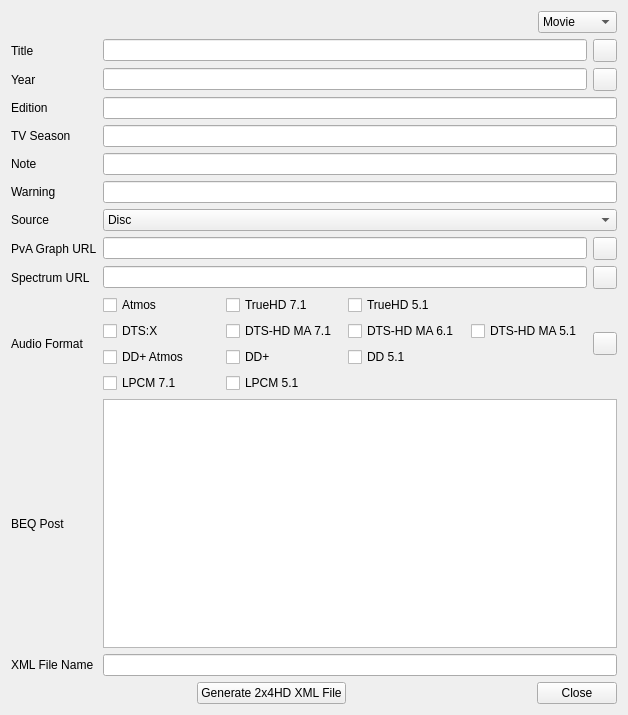
Old version of the form src/main/python/ui/postbuilder.ui in the repository 3ll3d00d/beqdesigner.
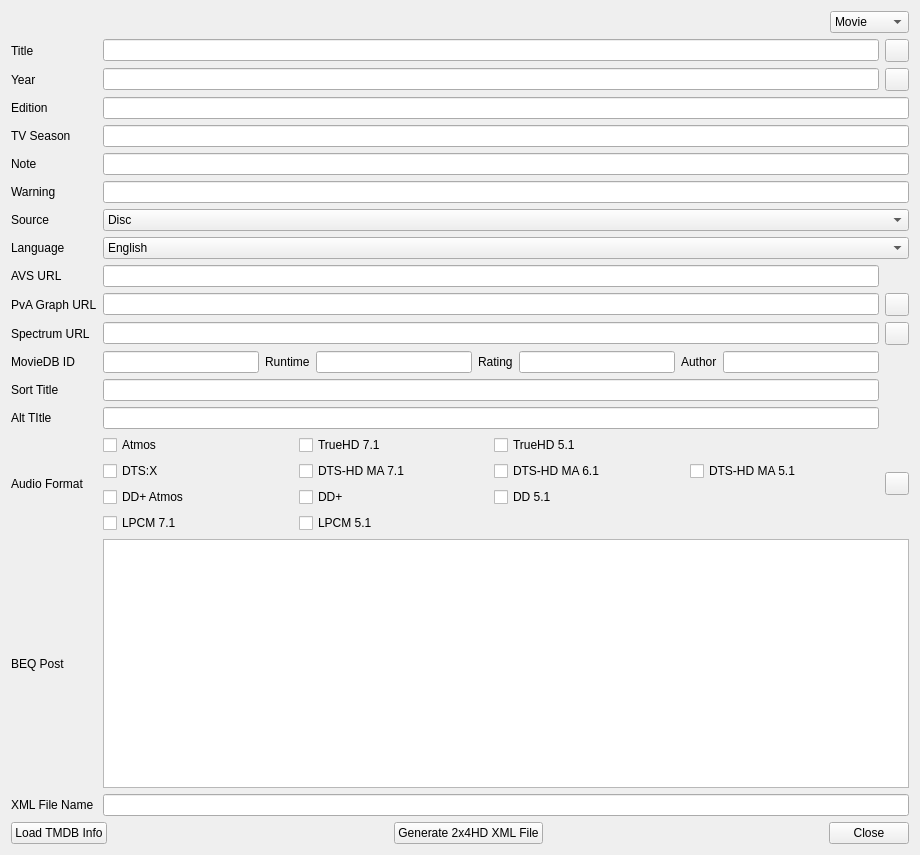
New version of the form.

Commit message: Updated the Post Builder for fields that were added to the metadata along with TMDB lookup and autofill of values.

What changed in the file:
```diff
--- a/src/main/python/ui/postbuilder.ui
+++ b/src/main/python/ui/postbuilder.ui
@@ -6,8 +6,8 @@
    <rect>
     <x>0</x>
     <y>0</y>
-    <width>628</width>
-    <height>715</height>
+    <width>920</width>
+    <height>855</height>
    </rect>
   </property>
   <property name="windowTitle">
@@ -16,8 +16,8 @@
   <layout class="QGridLayout" name="gridLayout">
    <item row="3" column="0">
     <layout class="QGridLayout" name="buttonGrid">
-     <item row="0" column="2">
-      <spacer name="leadingSpacer">
+     <item row="0" column="1">
+      <spacer name="middleSpacer">
        <property name="orientation">
         <enum>Qt::Horizontal</enum>
        </property>
@@ -29,7 +29,7 @@
        </property>
       </spacer>
      </item>
-     <item row="0" column="3">
+     <item row="0" column="4">
       <widget class="QPushButton" name="closeButton">
        <property name="text">
         <string>Close</string>
@@ -42,20 +42,7 @@
        </property>
       </widget>
      </item>
-     <item row="0" column="0">
-      <spacer name="middleSpacer">
-       <property name="orientation">
-        <enum>Qt::Horizontal</enum>
-       </property>
-       <property name="sizeHint" stdset="0">
-        <size>
-         <width>40</width>
-         <height>20</height>
-        </size>
-       </property>
-      </spacer>
-     </item>
-     <item row="0" column="1">
+     <item row="0" column="2">
       <widget class="QPushButton" name="generateButton">
        <property name="text">
         <string>Generate 2x4HD XML File</string>
@@ -65,6 +52,29 @@
        </property>
       </widget>
      </item>
+     <item row="0" column="3">
+      <spacer name="leadingSpacer">
+       <property name="orientation">
+        <enum>Qt::Horizontal</enum>
+       </property>
+       <property name="sizeHint" stdset="0">
+        <size>
+         <width>40</width>
+         <height>20</height>
+        </size>
+       </property>
+      </spacer>
+     </item>
+     <item row="0" column="0">
+      <widget class="QPushButton" name="tmdbButton">
+       <property name="text">
+        <string>Load TMDB Info</string>
+       </property>
+       <property name="autoDefault">
+        <bool>false</bool>
+       </property>
+      </widget>
+     </item>
     </layout>
    </item>
    <item row="0" column="0" alignment="Qt::AlignRight">
@@ -89,121 +99,24 @@
    </item>
    <item row="1" column="0">
     <layout class="QGridLayout" name="dataGrid">
-     <item row="8" column="0">
-      <widget class="QLabel" name="spectrumLabel">
-       <property name="text">
-        <string>Spectrum URL</string>
-       </property>
-      </widget>
-     </item>
-     <item row="11" column="2" colspan="2">
+     <item row="15" column="2" colspan="2">
       <widget class="QPlainTextEdit" name="postTextEdit"/>
      </item>
-     <item row="6" column="2" colspan="2">
-      <widget class="QComboBox" name="sourcePicker">
-       <item>
-        <property name="text">
-         <string>Disc</string>
-        </property>
-       </item>
-      </widget>
-     </item>
-     <item row="7" column="3">
-      <widget class="QToolButton" name="pvaValid">
-       <property name="enabled">
-        <bool>true</bool>
-       </property>
-       <property name="text">
-        <string/>
-       </property>
-      </widget>
-     </item>
-     <item row="7" column="2">
-      <widget class="QLineEdit" name="pvaField"/>
-     </item>
-     <item row="5" column="2" colspan="2">
-      <widget class="QLineEdit" name="warningField"/>
-     </item>
-     <item row="11" column="0">
-      <widget class="QLabel" name="postLabel">
-       <property name="text">
-        <string>BEQ Post</string>
-       </property>
-      </widget>
-     </item>
-     <item row="3" column="0">
-      <widget class="QLabel" name="seasonLabel">
-       <property name="text">
-        <string>TV Season</string>
-       </property>
-      </widget>
-     </item>
-     <item row="4" column="2" colspan="2">
-      <widget class="QLineEdit" name="noteField"/>
-     </item>
-     <item row="8" column="3">
-      <widget class="QToolButton" name="spectrumValid">
-       <property name="enabled">
-        <bool>true</bool>
-       </property>
-       <property name="text">
-        <string/>
-       </property>
-      </widget>
-     </item>
-     <item row="1" column="0">
-      <widget class="QLabel" name="yearLabel">
-       <property name="text">
-        <string>Year</string>
-       </property>
-      </widget>
-     </item>
-     <item row="2" column="2" colspan="2">
-      <widget class="QLineEdit" name="editionField"/>
-     </item>
-     <item row="12" column="0">
-      <widget class="QLabel" name="label">
-       <property name="text">
-        <string>XML File Name</string>
-       </property>
-      </widget>
-     </item>
-     <item row="7" column="0">
-      <widget class="QLabel" name="pvaLabel">
-       <property name="text">
-        <string>PvA Graph URL</string>
-       </property>
-      </widget>
-     </item>
      <item row="10" column="0">
-      <widget class="QLabel" name="formatLabel">
+      <widget class="QLabel" name="spectrumLabel">
        <property name="text">
-        <string>Audio Format</string>
+        <string>Spectrum URL</string>
        </property>
       </widget>
      </item>
-     <item row="5" column="0">
-      <widget class="QLabel" name="warningLabel">
+     <item row="14" column="3">
+      <widget class="QToolButton" name="audioValid">
        <property name="text">
-        <string>Warning</string>
+        <string/>
        </property>
       </widget>
      </item>
-     <item row="4" column="0">
-      <widget class="QLabel" name="noteLabel">
-       <property name="text">
-        <string>Note</string>
-       </property>
-      </widget>
-     </item>
-     <item row="2" column="0">
-      <widget class="QLabel" name="editionLabel">
-       <property name="text">
-        <string>Edition</string>
-       </property>
-      </widget>
-     </item>
-     <item row="8" column="2">
+     <item row="10" column="2">
       <widget class="QLineEdit" name="spectrumField"/>
      </item>
      <item row="3" column="2" colspan="2">
@@ -223,7 +136,7 @@
        </property>
       </widget>
      </item>
-     <item row="12" column="2" colspan="2">
+     <item row="16" column="2" colspan="2">
       <widget class="QLineEdit" name="fileName">
        <property name="readOnly">
         <bool>true</bool>
@@ -253,7 +166,7 @@
        </property>
       </widget>
      </item>
-     <item row="10" column="2">
+     <item row="14" column="2">
       <layout class="QGridLayout" name="formatGrid">
        <item row="4" column="2">
         <widget class="QCheckBox" name="ddCheckBox">
@@ -341,13 +254,200 @@
        </item>
       </layout>
      </item>
+     <item row="7" column="0">
+      <widget class="QLabel" name="languageLabel">
+       <property name="text">
+        <string>Language</string>
+       </property>
+      </widget>
+     </item>
+     <item row="9" column="0">
+      <widget class="QLabel" name="pvaLabel">
+       <property name="text">
+        <string>PvA Graph URL</string>
+       </property>
+      </widget>
+     </item>
+     <item row="2" column="0">
+      <widget class="QLabel" name="editionLabel">
+       <property name="text">
+        <string>Edition</string>
+       </property>
+      </widget>
+     </item>
+     <item row="14" column="0">
+      <widget class="QLabel" name="formatLabel">
+       <property name="text">
+        <string>Audio Format</string>
+       </property>
+      </widget>
+     </item>
+     <item row="5" column="0">
+      <widget class="QLabel" name="warningLabel">
+       <property name="text">
+        <string>Warning</string>
+       </property>
+      </widget>
+     </item>
+     <item row="4" column="0">
+      <widget class="QLabel" name="noteLabel">
+       <property name="text">
+        <string>Note</string>
+       </property>
+      </widget>
+     </item>
+     <item row="1" column="0">
+      <widget class="QLabel" name="yearLabel">
+       <property name="text">
+        <string>Year</string>
+       </property>
+      </widget>
+     </item>
+     <item row="2" column="2" colspan="2">
+      <widget class="QLineEdit" name="editionField"/>
+     </item>
+     <item row="16" column="0">
+      <widget class="QLabel" name="label">
+       <property name="text">
+        <string>XML File Name</string>
+       </property>
+      </widget>
+     </item>
      <item row="10" column="3">
-      <widget class="QToolButton" name="audioValid">
+      <widget class="QToolButton" name="spectrumValid">
+       <property name="enabled">
+        <bool>true</bool>
+       </property>
        <property name="text">
         <string/>
        </property>
       </widget>
      </item>
+     <item row="13" column="0">
+      <widget class="QLabel" name="altTitleLabel">
+       <property name="text">
+        <string>Alt TItle</string>
+       </property>
+      </widget>
+     </item>
+     <item row="13" column="2">
+      <widget class="QLineEdit" name="altTitleField"/>
+     </item>
+     <item row="8" column="0">
+      <widget class="QLabel" name="avsURLLabel">
+       <property name="text">
+        <string>AVS URL</string>
+       </property>
+      </widget>
+     </item>
+     <item row="12" column="0">
+      <widget class="QLabel" name="sortLabel">
+       <property name="text">
+        <string>Sort Title</string>
+       </property>
+      </widget>
+     </item>
+     <item row="8" column="2">
+      <widget class="QLineEdit" name="avsURLField"/>
+     </item>
+     <item row="11" column="0">
+      <widget class="QLabel" name="movieDBIDLabel">
+       <property name="text">
+        <string>MovieDB ID</string>
+       </property>
+      </widget>
+     </item>
+     <item row="7" column="2" colspan="2">
+      <widget class="QComboBox" name="languagePicker">
+       <item>
+        <property name="text">
+         <string>English</string>
+        </property>
+       </item>
+      </widget>
+     </item>
+     <item row="11" column="2">
+      <layout class="QGridLayout" name="tmdbGrid">
+       <item row="0" column="1">
+        <widget class="QLabel" name="runtimeLabel">
+         <property name="text">
+          <string>Runtime</string>
+         </property>
+        </widget>
+       </item>
+       <item row="0" column="6">
+        <widget class="QLineEdit" name="authorField"/>
+       </item>
+       <item row="0" column="3">
+        <widget class="QLabel" name="ratingLabel">
+         <property name="text">
+          <string>Rating</string>
+         </property>
+        </widget>
+       </item>
+       <item row="0" column="2">
+        <widget class="QLineEdit" name="runtimeField"/>
+       </item>
+       <item row="0" column="0">
+        <widget class="QLineEdit" name="movidDBIDField"/>
+       </item>
+       <item row="0" column="5">
+        <widget class="QLabel" name="authorLabel">
+         <property name="text">
+          <string>Author</string>
+         </property>
+        </widget>
+       </item>
+       <item row="0" column="4">
+        <widget class="QLineEdit" name="ratingField"/>
+       </item>
+      </layout>
+     </item>
+     <item row="9" column="2">
+      <widget class="QLineEdit" name="pvaField"/>
+     </item>
+     <item row="9" column="3">
+      <widget class="QToolButton" name="pvaValid">
+       <property name="enabled">
+        <bool>true</bool>
+       </property>
+       <property name="text">
+        <string/>
+       </property>
+      </widget>
+     </item>
+     <item row="5" column="2" colspan="2">
+      <widget class="QLineEdit" name="warningField"/>
+     </item>
+     <item row="4" column="2" colspan="2">
+      <widget class="QLineEdit" name="noteField"/>
+     </item>
+     <item row="3" column="0">
+      <widget class="QLabel" name="seasonLabel">
+       <property name="text">
+        <string>TV Season</string>
+       </property>
+      </widget>
+     </item>
+     <item row="15" column="0">
+      <widget class="QLabel" name="postLabel">
+       <property name="text">
+        <string>BEQ Post</string>
+       </property>
+      </widget>
+     </item>
+     <item row="12" column="2">
+      <widget class="QLineEdit" name="sortField"/>
+     </item>
+     <item row="6" column="2" colspan="2">
+      <widget class="QComboBox" name="sourcePicker">
+       <item>
+        <property name="text">
+         <string>Disc</string>
+        </property>
+       </item>
+      </widget>
+     </item>
     </layout>
    </item>
   </layout>
```
Left out of the diff: 162 changed lines with no effect on the pictures. The commit also changes 3 other files.
